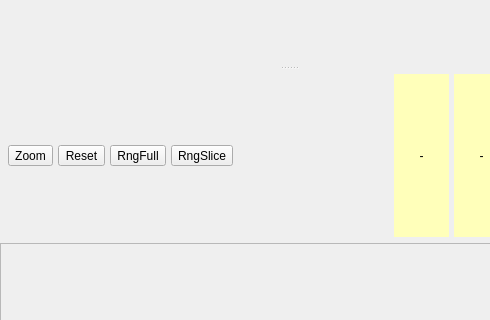
Qt form Code/Mantid/MantidQt/SliceViewer/inc/MantidQtSliceViewer/SliceViewer.ui (mantidproject/mantid) before a commit; both pictures show x 0 to 490 and y 0 to 320 of the 577 by 414 pixel window.
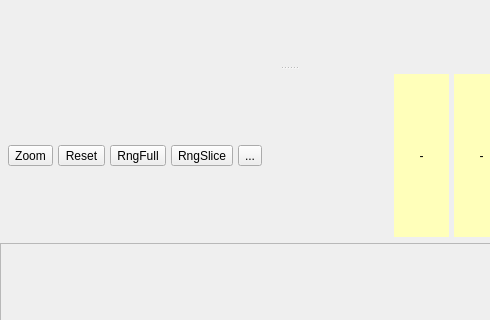
The same form after that commit. Icons and pictures are not drawn.

Commit message:
Refs #4117: Button on sliceViewer...
to show the LineOverlay GUI.

```diff
--- a/Code/Mantid/MantidQt/SliceViewer/inc/MantidQtSliceViewer/SliceViewer.ui
+++ b/Code/Mantid/MantidQt/SliceViewer/inc/MantidQtSliceViewer/SliceViewer.ui
@@ -174,6 +174,29 @@
             </property>
            </widget>
           </item>
+          <item>
+           <widget class="QToolButton" name="btnDoLine">
+            <property name="text">
+             <string>...</string>
+            </property>
+            <property name="icon">
+             <iconset resource="../../icons/SliceViewerIcons.qrc">
+              <normaloff>:/SliceViewer/icons/stock-tool-pencil-16.png</normaloff>:/SliceViewer/icons/stock-tool-pencil-16.png</iconset>
+            </property>
+            <property name="iconSize">
+             <size>
+              <width>18</width>
+              <height>18</height>
+             </size>
+            </property>
+            <property name="checkable">
+             <bool>true</bool>
+            </property>
+            <property name="checked">
+             <bool>false</bool>
+            </property>
+           </widget>
+          </item>
           <item>
            <spacer name="horizontalSpacer">
             <property name="orientation">
```
The commit also changes 8 other files.
